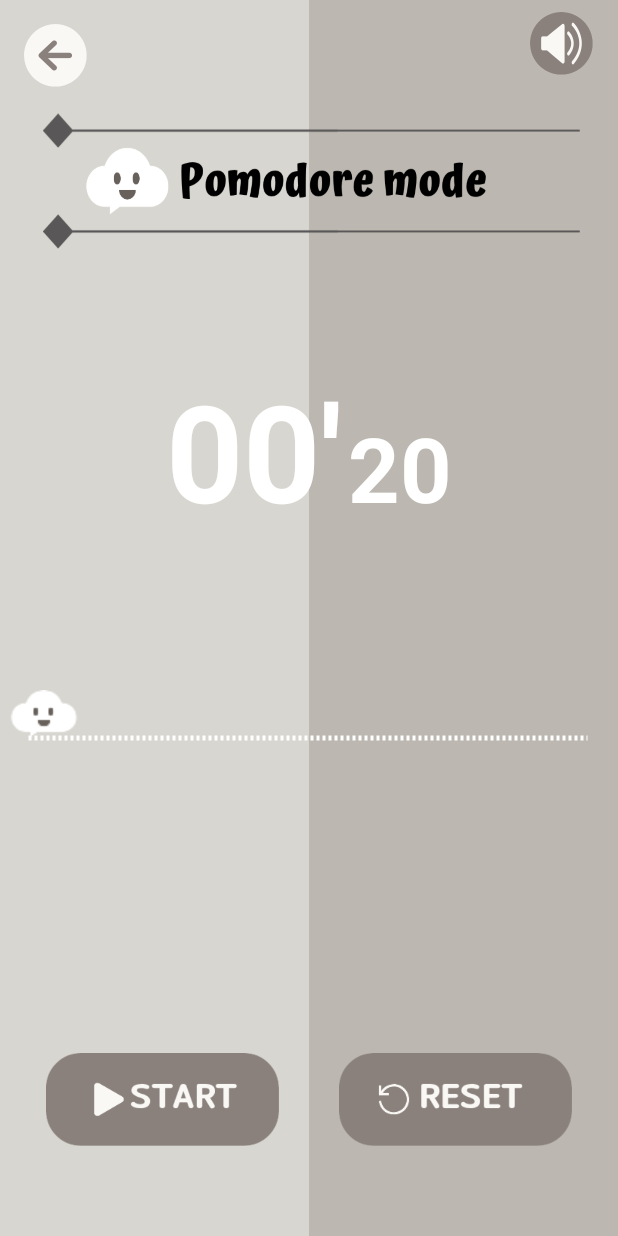
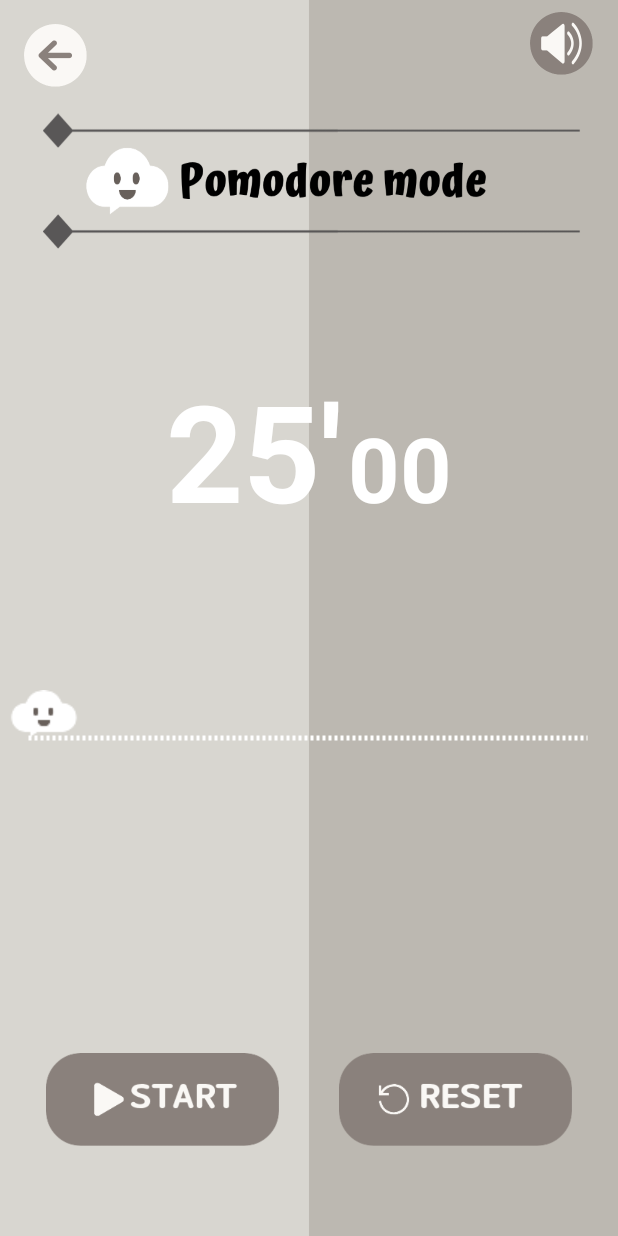
Before and after one commit to osulg/Clouduler, an Android app: the PomodoroTimerActivity screen opened directly, with no data from a screen before it, after a tap on an icon or button, on a phone screen of 412 x 824 dp. Run offline under Robolectric (Android 15) with nearby library versions, the phone set to English and light mode, and no system bars; 3 other taps on this screen came first.

Commit message:
commit : Pomodoro [test -> real] [restore]

```diff
--- a/app/src/main/java/com/example/clouduler/PomodoroTimerActivity.kt
+++ b/app/src/main/java/com/example/clouduler/PomodoroTimerActivity.kt
@@ -42,8 +42,8 @@ class PomodoroTimerActivity : AppCompatActivity() {
     private var uiState = TimerState.READY
 
     private var countDownTimer: CountDownTimer? = null
-    private val focusTime = 20 * 1000L
-    private val breakTime = 10 * 1000L
+    private val focusTime = 25 * 60 * 1000L
+    private val breakTime = 5 * 60 * 1000L
     private var millisRemaining = focusTime
     private var mode = TimerMode.FOCUS
 
@@ -227,7 +227,7 @@ class PomodoroTimerActivity : AppCompatActivity() {
                             onNo = {
                                 saveStudyRecord()
                                 startActivity(
-                                    Intent(this@PomodoroTimerActivity, TimerModeActivity::class.java)
+                                    Intent(this@PomodoroTimerActivity, MainActivity::class.java)
                                 )
                                 finish()
                             }
@@ -278,7 +278,8 @@ class PomodoroTimerActivity : AppCompatActivity() {
     private fun updateSeekBarBreak(millis: Long) {
         val totalSec = breakTime / 1000     // 300
         val passedSec = totalSec - (millis / 1000)
-        timerSeekBar.progress = 20 + passedSec.toInt()
+        val progress = 1500 + passedSec
+        timerSeekBar.progress = progress.toInt()
     }
 
     private fun playVibrate(){
--- a/app/src/main/res/layout/activity_pomodoro_timer.xml
+++ b/app/src/main/res/layout/activity_pomodoro_timer.xml
@@ -102,7 +102,7 @@
         android:layout_width="408dp"
         android:layout_height="wrap_content"
         android:layout_marginTop="92dp"
-        android:max="30"
+        android:max="1800"
         android:paddingTop="8dp"
         android:paddingBottom="8dp"
         android:progress="0"
--- a/app/src/main/res/layout/bottom_subject_select.xml
+++ b/app/src/main/res/layout/bottom_subject_select.xml
@@ -4,6 +4,7 @@
     android:layout_width="match_parent"
     android:layout_height="wrap_content"
     android:orientation="vertical"
+    android:background="#faf8f5"
     android:padding="20dp">
 
     <TextView
@@ -29,7 +30,7 @@
         android:layout_width="match_parent"
         android:layout_height="48dp"
         android:text="과목 선택 안 함"
-        android:backgroundTint="#D3D3D3"
+        android:backgroundTint="#d8d6d0"
         android:textColor="#000000"
         android:layout_marginTop="12dp"/>
 
```
